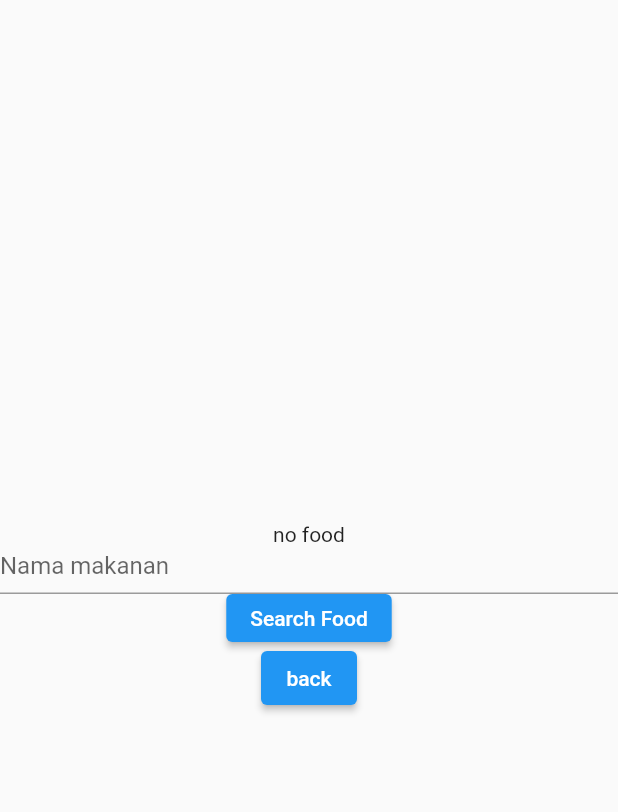
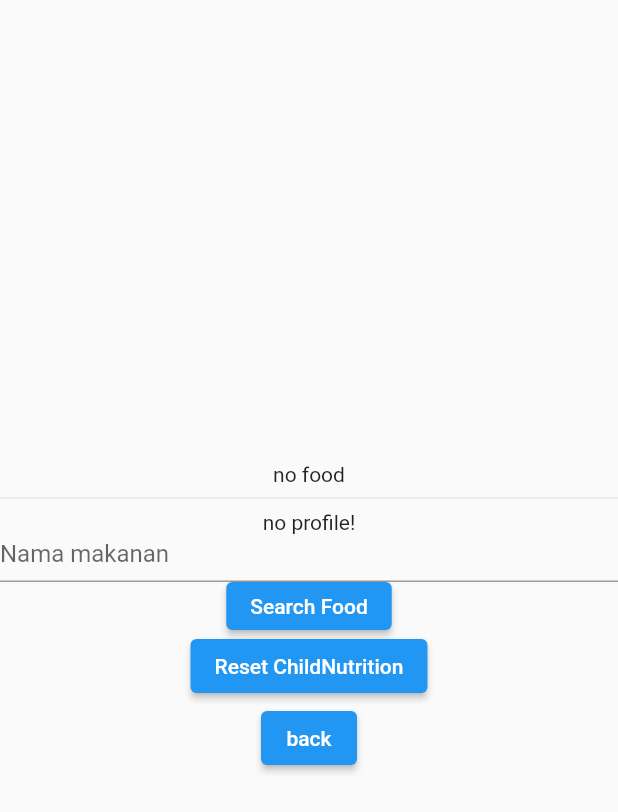
Before and after one commit to FarhanAR09/project_purify, a Flutter app: the TrackerScreen screen opened directly, on a phone screen of 412 x 824 dp. Shown: the top 812 px of the screen. Run offline on Flutter 3.47's test engine with Material 2 defaults, Android fonts, the phone set to English and light mode, and no system bars; our stand-ins replace shared_preferences, youtube_player_flutter; accounts and stored records are empty.

Commit message:
tracker update, counter

```diff
--- a/lib/providers/child_profile.dart
+++ b/lib/providers/child_profile.dart
@@ -1,6 +1,7 @@
 import 'package:flutter/material.dart';
 import 'package:shared_preferences/shared_preferences.dart';
 import 'dart:convert';
+import 'package:project_purify/screens/tracker_screen.dart';
 
 class ChildProfilePreferences {
   static SharedPreferences? _preferences;
@@ -64,7 +65,7 @@ class ChildProfileProvider with ChangeNotifier {
     provider.setPreferences(ChildProfilePreferences.getPreferences());
     provider.decodeFromPreferences();
 
-    //If no profile yet
+    //Prevents null
     provider._childProfiles ??= <ChildProfile>[];
 
     return provider;
@@ -104,7 +105,6 @@ class ChildProfileProvider with ChangeNotifier {
       if (decodedJson != null){
         if (decodedJson['currentIndex'] != null && decodedJson['profiles'] != null){
           _currentIndex = decodedJson['currentIndex'];
-          //print(decodedJson['profiles']);
           List<dynamic> profileMaps = decodedJson['profiles'];
           if (profileMaps.isNotEmpty){
             _childProfiles ??= <ChildProfile>[];
@@ -132,20 +132,29 @@ class ChildProfile {
   late double _weight = 0.0;
   late double _height = 0.0;
   late bool _sex = true;
+  late ChildNutrition _childNutrition = ChildNutrition();
 
-  ChildProfile(String name, int age, double weight, double height, bool sex){
+  ChildProfile(String name, int age, double weight, double height, bool sex, ChildNutrition childNutrition){
     _name = name;
     _age = age;
     _weight = weight;
     _height = height;
     _sex = sex;
+    _childNutrition = childNutrition;
   }
 
   factory ChildProfile.fromMap(Map<String,dynamic> map){
     //assert(map['name'] != null);
     //assert(map['age'] != null);
     //assert(map['weight'] != null);
-    return ChildProfile(map['name'], map['age'], map['weight'], map['height'], map['sex']);
+    return ChildProfile(
+      map['name'],
+      map['age'],
+      map['weight'],
+      map['height'],
+      map['sex'],
+      ChildNutrition.fromMap(map['childNutrition']),
+    );
   }
 
   Map<String,dynamic> toMap(){
@@ -154,7 +163,8 @@ class ChildProfile {
       'age' : _age,
       'weight' : _weight,
       'height' : _height,
-      'sex' : _sex
+      'sex' : _sex,
+      'childNutrition' : _childNutrition.toMap(),
     };
   }
 
@@ -168,4 +178,36 @@ class ChildProfile {
   void setHeight(bool sex) => _sex = sex;
   bool getSex() => _sex;
   void setSex(bool sex) => _sex = sex;
+  ChildNutrition getNutrition() => _childNutrition;
+  void setNutrition({
+    double? calorie,
+    double? protein,
+    double? fat,
+    double? carb,
+  }){
+    if (calorie != null){
+      _childNutrition.calorie = calorie;
+    }
+    if (protein != null){
+      _childNutrition.protein = protein;
+    }
+    if (fat != null){
+      _childNutrition.fat = fat;
+    }
+    if (carb != null){
+      _childNutrition.carb = carb;
+    }
+  }
+  void resetNutrition(){
+    _childNutrition.calorie = 0;
+    _childNutrition.protein = 0;
+    _childNutrition.fat = 0;
+    _childNutrition.carb = 0;
+  }
+  void addNutrition(ChildNutrition nutrition){
+    _childNutrition.calorie += nutrition.calorie;
+    _childNutrition.protein += nutrition.protein;
+    _childNutrition.fat += nutrition.fat;
+    _childNutrition.carb += nutrition.carb;
+  }
 }
--- a/lib/screens/child_profile_screen.dart
+++ b/lib/screens/child_profile_screen.dart
@@ -2,6 +2,7 @@ import 'package:flutter/material.dart';
 import 'package:flutter/services.dart';
 import 'package:project_purify/providers/child_profile.dart';
 import 'package:provider/provider.dart';
+import 'package:project_purify/screens/tracker_screen.dart';
 
 class ChildProfileCreationScreen extends StatefulWidget{
   @override
@@ -132,7 +133,8 @@ class ChildProfileCreationScreenState extends State<ChildProfileCreationScreen>{
                     _age,
                     double.parse(weight),
                     double.parse(height),
-                    _selectedSex
+                    _selectedSex,
+                    ChildNutrition(),
                   );
                   context.read<ChildProfileProvider>().createProfile(childProfile);
 
--- a/lib/screens/tracker_screen.dart
+++ b/lib/screens/tracker_screen.dart
@@ -37,6 +37,55 @@ class Food{
   }
 }
 
+class ChildNutrition{
+  late double calorie;
+  late double protein;
+  late double fat;
+  late double carb;
+
+  ChildNutrition({
+    this.calorie = 0,
+    this.protein = 0,
+    this.fat = 0,
+    this.carb = 0,
+  });
+
+  factory ChildNutrition.fromMap(Map<String, dynamic> map){
+    return ChildNutrition(
+        calorie: map['calorie'],
+        protein: map['protein'],
+        fat: map['fat'],
+        carb: map['carb'],
+    );
+  }
+
+  factory ChildNutrition.fromFoodMap(Map<String, dynamic> map){
+    return ChildNutrition(
+      calorie: map['nutrients']['ENERC_KCAL'],
+      protein: map['nutrients']['PROCNT'],
+      fat: map['nutrients']['FAT'],
+      carb: map['nutrients']['CHOCDF'],
+    );
+  }
+
+  String toJson(){
+    return jsonEncode(toMap());
+  }
+
+  Map<String, dynamic> toMap(){
+    return {
+      'calorie' : calorie,
+      'protein' : protein,
+      'fat' : fat,
+      'carb' : carb,
+    };
+  }
+
+  String toString(){
+    return "Calorie: $calorie, Protein: $protein, Fat: $fat, Carb: $carb";
+  }
+}
+
 class TrackerScreen extends StatefulWidget{
   const TrackerScreen({super.key});
 
@@ -51,6 +100,7 @@ class TrackerScreenState extends State<TrackerScreen>{
   String? responseJson;
   Map<String, dynamic>? responseMap;
   Food? food;
+  ChildNutrition childNutrition = ChildNutrition();
 
   Widget BuildNutritionContainer(){
     if (food != null){
@@ -81,6 +131,32 @@ class TrackerScreenState extends State<TrackerScreen>{
     }
   }
 
+  Widget buildChildNutritionInfo(BuildContext context){
+    if (Provider.of<ChildProfileProvider>(context, listen: false).getCurrentProfile() != null){
+      return Column(
+        crossAxisAlignment: CrossAxisAlignment.center,
+        children: [
+          const Text(
+            "Total Nutrition"
+          ),
+          Text(
+              "Calorie: ${context.watch<ChildProfileProvider>().getCurrentProfile()!.getNutrition().calorie.toString()}"
+          ),
+          Text(
+              "Protein: ${context.watch<ChildProfileProvider>().getCurrentProfile()!.getNutrition().protein.toString()}"
+          ),
+          Text(
+              "Fat: ${context.watch<ChildProfileProvider>().getCurrentProfile()!.getNutrition().fat.toString()}"
+          ),
+          Text(
+              "Carb: ${context.watch<ChildProfileProvider>().getCurrentProfile()!.getNutrition().carb.toString()}"
+          ),
+        ],
+      );
+    }
+    return const Text('no profile!');
+  }
+
   @override
   Widget build(BuildContext context) {
     return Scaffold(
@@ -89,6 +165,8 @@ class TrackerScreenState extends State<TrackerScreen>{
         crossAxisAlignment: CrossAxisAlignment.center,
         children: [
           BuildNutritionContainer(),
+          const Divider(),
+          buildChildNutritionInfo(context),
           SizedBox(
             width: double.infinity,
             height: 32,
@@ -113,11 +191,16 @@ class TrackerScreenState extends State<TrackerScreen>{
                     responseMap = jsonDecode(responseJson!);
                     if (responseMap!['parsed'].isNotEmpty){
                       food = Food.fromFoodMap(responseMap!['parsed'][0]['food']);
+                      childNutrition = ChildNutrition.fromFoodMap(responseMap!['parsed'][0]['food']);
+                      if (context.read<ChildProfileProvider>().getCurrentProfile() != null){
+                        context.read<ChildProfileProvider>().getCurrentProfile()!.addNutrition(childNutrition);
+                        context.read<ChildProfileProvider>().syncProviderPreferences();
+                      }
                     }
                   });
                 }
                 else {
-                  //TODO: bad response handling (tergantung app)
+                  //TODO: bad response (400) handling (tergantung app)
                   //throw Exception("API error bruh");
                 }
                 _searchController.clear();
@@ -125,6 +208,20 @@ class TrackerScreenState extends State<TrackerScreen>{
               child: const Text(
                   "Search Food"
               ),
+            ),
+          ),
+          SizedBox(
+            child: ElevatedButton(
+              child: Text(
+                  "Reset ChildNutrition"
+              ),
+              onPressed: (){
+                if (context.read<ChildProfileProvider>().getCurrentProfile() != null){
+                  context.read<ChildProfileProvider>().getCurrentProfile()!.resetNutrition();
+                  context.read<ChildProfileProvider>().syncProviderPreferences();
+                  setState((){});
+                }
+              },
             ),
           ),
           SizedBox(
```
